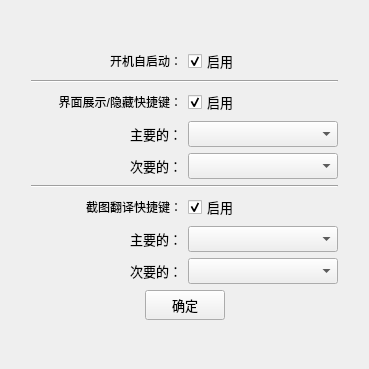
Old version of the form src/card/main_card/SettingCard/setting/setting_system_form.ui in the repository baby7/agile-tiles.
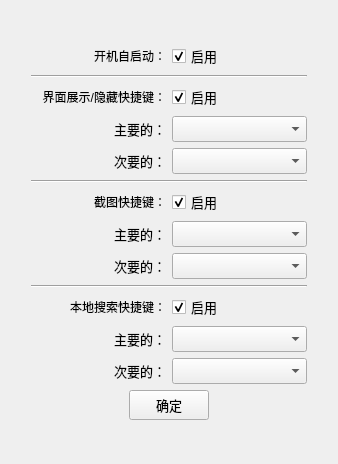
New version of the form.

```diff
--- a/src/card/main_card/SettingCard/setting/setting_system_form.ui
+++ b/src/card/main_card/SettingCard/setting/setting_system_form.ui
@@ -6,14 +6,14 @@
    <rect>
     <x>0</x>
     <y>0</y>
-    <width>369</width>
-    <height>369</height>
+    <width>338</width>
+    <height>464</height>
    </rect>
   </property>
   <property name="windowTitle">
    <string>Form</string>
   </property>
-  <layout class="QGridLayout" name="gridLayout_4">
+  <layout class="QGridLayout" name="gridLayout_5">
    <item row="0" column="0">
     <layout class="QVBoxLayout" name="verticalLayout">
      <property name="leftMargin">
@@ -269,44 +269,6 @@
          </property>
         </widget>
        </item>
-       <item row="0" column="0">
-        <widget class="QLabel" name="label_7">
-         <property name="styleSheet">
-          <string notr="true">background: transparent;</string>
-         </property>
-         <property name="text">
-          <string>截图翻译快捷键：</string>
-         </property>
-         <property name="alignment">
-          <set>Qt::AlignRight|Qt::AlignTrailing|Qt::AlignVCenter</set>
-         </property>
-        </widget>
-       </item>
-       <item row="1" column="1">
-        <widget class="QComboBox" name="combo_box_translate_main_keyboard">
-         <property name="minimumSize">
-          <size>
-           <width>0</width>
-           <height>20</height>
-          </size>
-         </property>
-         <property name="font">
-          <font>
-           <family>思源黑体</family>
-           <pointsize>10</pointsize>
-          </font>
-         </property>
-         <property name="styleSheet">
-          <string notr="true"/>
-         </property>
-         <property name="editable">
-          <bool>false</bool>
-         </property>
-         <property name="duplicatesEnabled">
-          <bool>false</bool>
-         </property>
-        </widget>
-       </item>
        <item row="2" column="0">
         <widget class="QLabel" name="label_4">
          <property name="minimumSize">
@@ -333,7 +295,191 @@
         </widget>
        </item>
        <item row="2" column="1">
-        <widget class="QComboBox" name="combo_box_translate_vice_keyboard">
+        <widget class="QComboBox" name="combo_box_screenshot_vice_keyboard">
+         <property name="minimumSize">
+          <size>
+           <width>0</width>
+           <height>20</height>
+          </size>
+         </property>
+         <property name="font">
+          <font>
+           <family>思源黑体</family>
+           <pointsize>10</pointsize>
+          </font>
+         </property>
+         <property name="styleSheet">
+          <string notr="true"/>
+         </property>
+         <property name="editable">
+          <bool>false</bool>
+         </property>
+         <property name="duplicatesEnabled">
+          <bool>false</bool>
+         </property>
+        </widget>
+       </item>
+       <item row="0" column="0">
+        <widget class="QLabel" name="label_7">
+         <property name="styleSheet">
+          <string notr="true">background: transparent;</string>
+         </property>
+         <property name="text">
+          <string>截图快捷键：</string>
+         </property>
+         <property name="alignment">
+          <set>Qt::AlignRight|Qt::AlignTrailing|Qt::AlignVCenter</set>
+         </property>
+        </widget>
+       </item>
+       <item row="1" column="1">
+        <widget class="QComboBox" name="combo_box_screenshot_main_keyboard">
+         <property name="minimumSize">
+          <size>
+           <width>0</width>
+           <height>20</height>
+          </size>
+         </property>
+         <property name="font">
+          <font>
+           <family>思源黑体</family>
+           <pointsize>10</pointsize>
+          </font>
+         </property>
+         <property name="styleSheet">
+          <string notr="true"/>
+         </property>
+         <property name="editable">
+          <bool>false</bool>
+         </property>
+         <property name="duplicatesEnabled">
+          <bool>false</bool>
+         </property>
+        </widget>
+       </item>
+      </layout>
+     </item>
+     <item>
+      <widget class="Line" name="line_3">
+       <property name="orientation">
+        <enum>Qt::Horizontal</enum>
+       </property>
+      </widget>
+     </item>
+     <item>
+      <layout class="QGridLayout" name="gridLayout_4">
+       <item row="1" column="0">
+        <widget class="QLabel" name="label_8">
+         <property name="minimumSize">
+          <size>
+           <width>0</width>
+           <height>20</height>
+          </size>
+         </property>
+         <property name="font">
+          <font>
+           <family>思源黑体</family>
+           <pointsize>10</pointsize>
+          </font>
+         </property>
+         <property name="styleSheet">
+          <string notr="true">background: transparent;</string>
+         </property>
+         <property name="text">
+          <string>主要的：</string>
+         </property>
+         <property name="alignment">
+          <set>Qt::AlignRight|Qt::AlignTrailing|Qt::AlignVCenter</set>
+         </property>
+        </widget>
+       </item>
+       <item row="0" column="1">
+        <widget class="QCheckBox" name="check_box_search_keyboard">
+         <property name="minimumSize">
+          <size>
+           <width>0</width>
+           <height>20</height>
+          </size>
+         </property>
+         <property name="font">
+          <font>
+           <family>思源黑体</family>
+           <pointsize>10</pointsize>
+          </font>
+         </property>
+         <property name="text">
+          <string>启用</string>
+         </property>
+         <property name="checked">
+          <bool>true</bool>
+         </property>
+        </widget>
+       </item>
+       <item row="2" column="0">
+        <widget class="QLabel" name="label_9">
+         <property name="minimumSize">
+          <size>
+           <width>0</width>
+           <height>20</height>
+          </size>
+         </property>
+         <property name="font">
+          <font>
+           <family>思源黑体</family>
+           <pointsize>10</pointsize>
+          </font>
+         </property>
+         <property name="styleSheet">
+          <string notr="true">background: transparent;</string>
+         </property>
+         <property name="text">
+          <string>次要的：</string>
+         </property>
+         <property name="alignment">
+          <set>Qt::AlignRight|Qt::AlignTrailing|Qt::AlignVCenter</set>
+         </property>
+        </widget>
+       </item>
+       <item row="2" column="1">
+        <widget class="QComboBox" name="combo_box_search_vice_keyboard">
+         <property name="minimumSize">
+          <size>
+           <width>0</width>
+           <height>20</height>
+          </size>
+         </property>
+         <property name="font">
+          <font>
+           <family>思源黑体</family>
+           <pointsize>10</pointsize>
+          </font>
+         </property>
+         <property name="styleSheet">
+          <string notr="true"/>
+         </property>
+         <property name="editable">
+          <bool>false</bool>
+         </property>
+         <property name="duplicatesEnabled">
+          <bool>false</bool>
+         </property>
+        </widget>
+       </item>
+       <item row="0" column="0">
+        <widget class="QLabel" name="label_10">
+         <property name="styleSheet">
+          <string notr="true">background: transparent;</string>
+         </property>
+         <property name="text">
+          <string>本地搜索快捷键：</string>
+         </property>
+         <property name="alignment">
+          <set>Qt::AlignRight|Qt::AlignTrailing|Qt::AlignVCenter</set>
+         </property>
+        </widget>
+       </item>
+       <item row="1" column="1">
+        <widget class="QComboBox" name="combo_box_search_main_keyboard">
          <property name="minimumSize">
           <size>
            <width>0</width>
```
Left out of the diff: 2 changed lines with no effect on the pictures.
